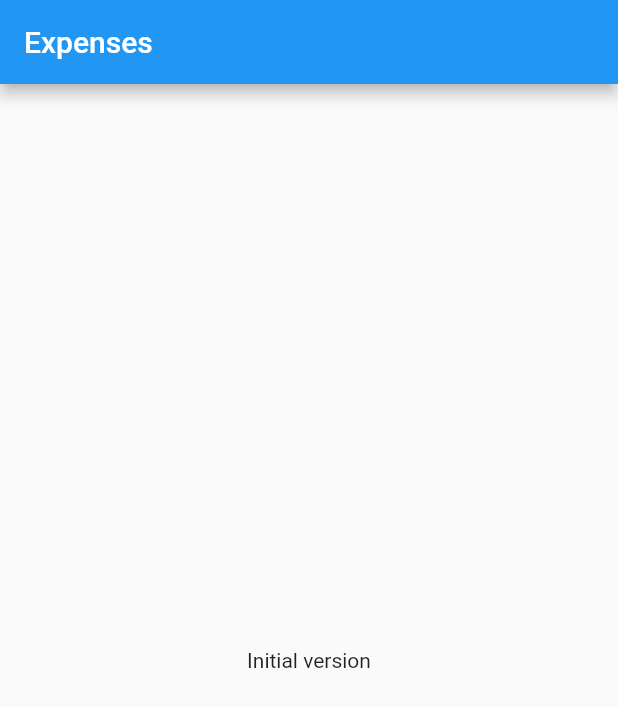
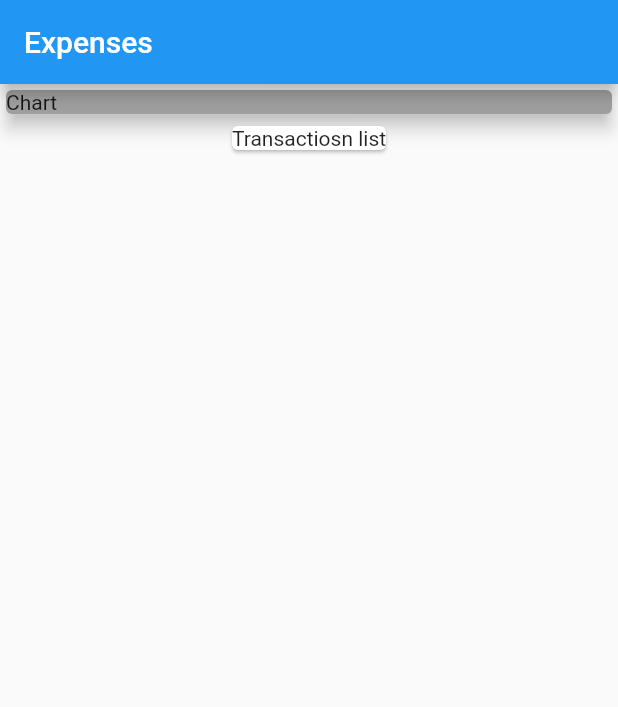
Before and after one commit to IsmaelCardoso/personal_expense_flutter_exemple, a Flutter app: the screen it shows after launch, on a phone screen of 412 x 824 dp. Shown: the top 707 px of the screen. Run offline on Flutter 3.47's test engine with Material 2 defaults, Android fonts, the phone set to English and light mode, and no system bars.

Commit message:
chore(main): combining widgets

```diff
--- a/lib/main.dart
+++ b/lib/main.dart
@@ -18,8 +18,20 @@ class MyHomePage extends StatelessWidget {
       appBar: AppBar(
         title: Text("Expenses"),
       ),
-      body: Center(
-        child: Text("Initial version"),
+      body: Column(
+        children: <Widget>[
+          Container(
+            child: Card(
+              child: Text("Chart"),
+              color: Colors.grey,
+              elevation: 5,
+            ),
+            width: double.infinity,
+          ),
+          Card(
+            child: Text("Transactiosn list"),
+          ),
+        ],
       ),
     );
   }
```
